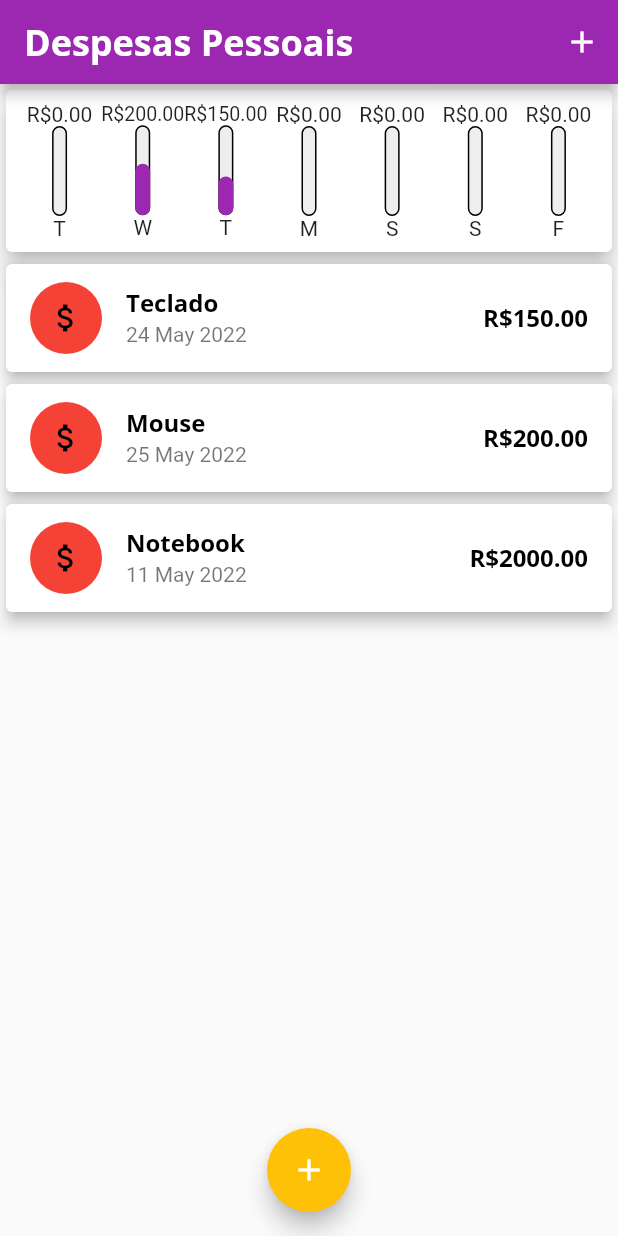
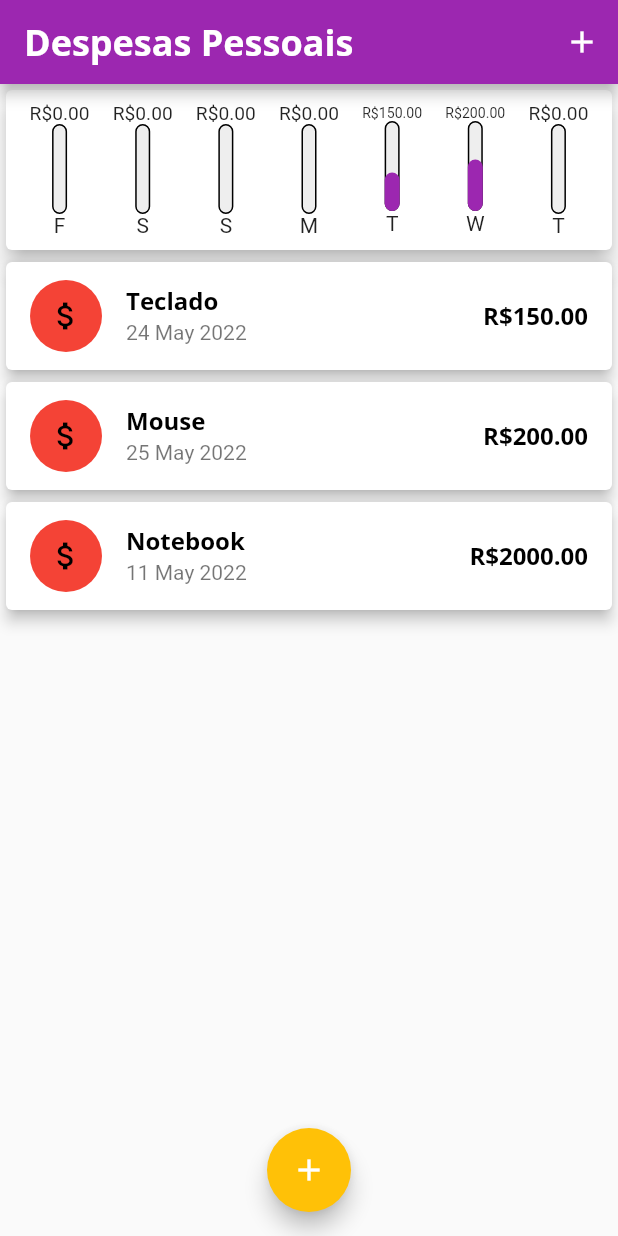
Before and after one commit to jermelterzi/despesas_pessoais, a Flutter app: the screen it shows after launch, on a phone screen of 412 x 824 dp. Run offline on Flutter 3.47's test engine with Material 2 defaults, Android fonts, the phone set to English and light mode, and no system bars.

Commit message:
Melhorando o layout do gráfico e deixando a ordem correta dos dias

```diff
--- a/lib/components/chart.dart
+++ b/lib/components/chart.dart
@@ -33,7 +33,7 @@ class Chart extends StatelessWidget {
           'dailyTransactions': dailyTransactionsSum,
         };
       },
-    );
+    ).reversed.toList();
   }
 
   double get _weeklyTransactionsSum {
--- a/lib/components/chart_bar.dart
+++ b/lib/components/chart_bar.dart
@@ -16,8 +16,11 @@ class ChartBar extends StatelessWidget {
   Widget build(BuildContext context) {
     return Column(
       children: [
-        FittedBox(
-          child: Text('R\$${dailyTransactionSum.toStringAsFixed(2)}'),
+        SizedBox(
+          width: 40,
+          child: FittedBox(
+            child: Text('R\$${dailyTransactionSum.toStringAsFixed(2)}'),
+          ),
         ),
         SizedBox(
           height: 60,
```
